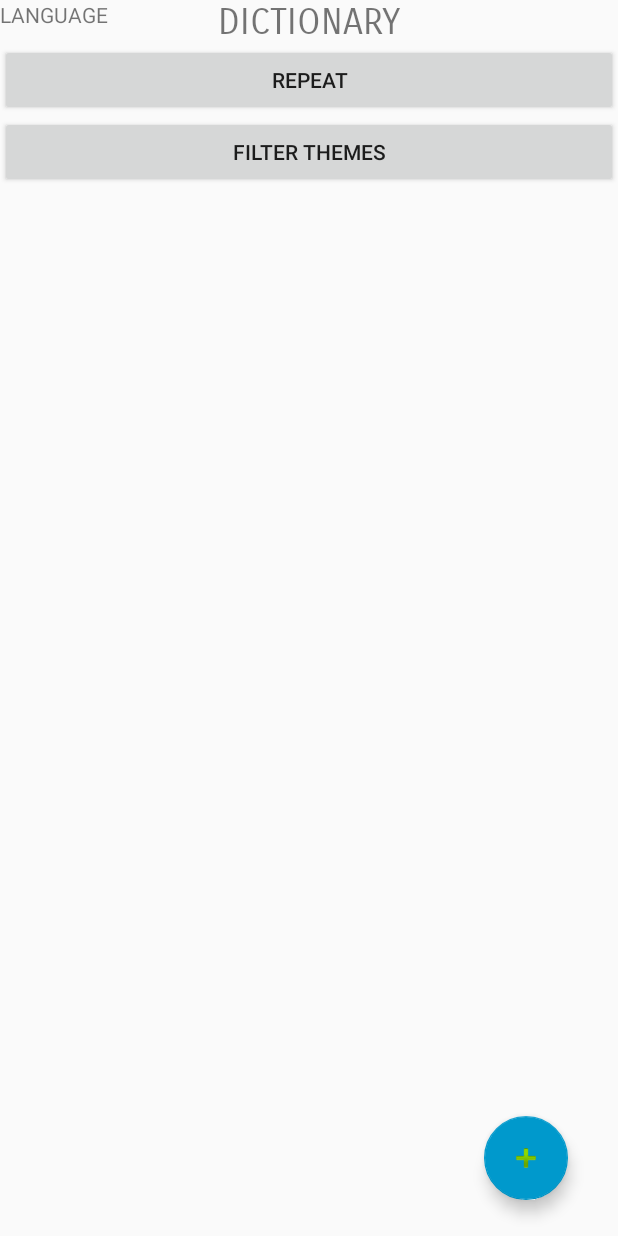
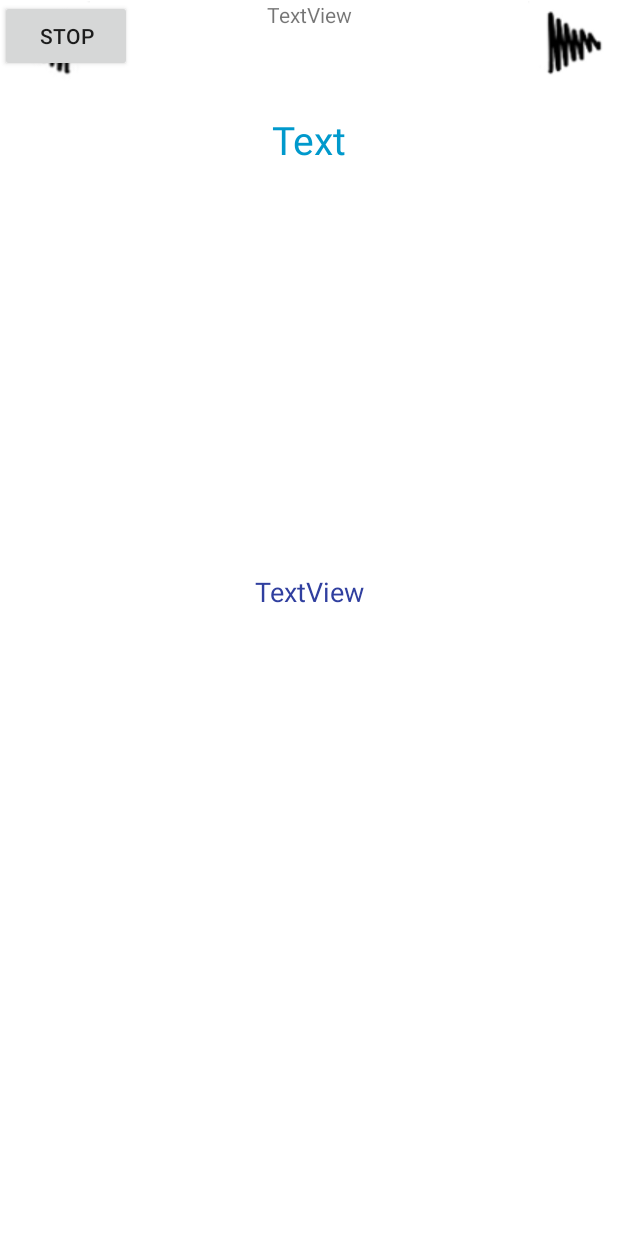
Before and after one commit to Fedannie/Java_Project, an Android app: the DictActivity screen opened directly, with no data from a screen before it, after a tap on "REPEAT", on a phone screen of 412 x 824 dp. Run offline under Robolectric (Android 15) with nearby library versions, the phone set to English and light mode, and no system bars.

Commit message:
Added activity to repeat words
Added activity to repeat words

```diff
--- a/app/src/main/AndroidManifest.xml
+++ b/app/src/main/AndroidManifest.xml
@@ -64,6 +64,11 @@
             android:theme="@android:style/Theme.Dialog"
             android:name=".PopUpWordWatcher">
         </activity>
+
+        <activity
+            android:name=".RepeatWordActivity">
+        </activity>
+
     </application>
 
 </manifest>
--- a/app/src/main/java/project/fedorova/polyglotte/DictActivity.java
+++ b/app/src/main/java/project/fedorova/polyglotte/DictActivity.java
@@ -65,7 +65,8 @@ public class DictActivity extends Activity implements View.OnClickListener {
                 startActivity(intentFT);
                 break;
             case (R.id.repeatButton):
-                wordManager.deleteAll();
+                Intent intentR = new Intent(this, RepeatWordActivity.class);
+                startActivity(intentR);
                 break;
             default:
                 break;
--- /dev/null
+++ b/app/src/main/java/project/fedorova/polyglotte/RepeatWordActivity.java
@@ -0,0 +1,59 @@
+package project.fedorova.polyglotte;
+
+import android.app.Activity;
+import android.os.Bundle;
+import android.view.View;
+import android.widget.Button;
+import android.widget.ImageButton;
+import android.widget.TextView;
+
+public class RepeatWordActivity extends Activity implements View.OnClickListener {
+    private ImageButton left;
+    private ImageButton right;
+    private Button stop;
+    TextView wordTV;
+    TextView mainTrans;
+    TextView extraTrans;
+    @Override
+    protected void onCreate(Bundle savedInstanceState) {
+        super.onCreate(savedInstanceState);
+        setContentView(R.layout.repeat_word);
+
+        init();
+    }
+
+    @Override
+    public void onClick(View view) {
+        switch(view.getId()) {
+            case (R.id.leftBtnRepeat):
+                //TODO next word
+                break;
+            case (R.id.rightBtnRepeat):
+                //TODO previous word
+                break;
+            case (R.id.stopBtn):
+                //TODO exit activity
+                break;
+            default:
+                //TODO show translation
+                break;
+        }
+    }
+
+    private void init() {
+        left = (ImageButton) findViewById(R.id.leftBtnRepeat);
+        left.setOnClickListener(this);
+
+        right = (ImageButton) findViewById(R.id.rightBtnRepeat);
+        right.setOnClickListener(this);
+
+        stop = (Button) findViewById(R.id.stopBtn);
+        stop.setOnClickListener(this);
+
+        wordTV = (TextView) findViewById(R.id.wordTVRepeat);
+
+        mainTrans = (TextView) findViewById(R.id.mainTranslationTVRepeat);
+
+        extraTrans = (TextView) findViewById(R.id.extraTranslationsTVRepeat);
+    }
+}
--- /dev/null
+++ b/app/src/main/res/layout/repeat_word.xml
@@ -0,0 +1,86 @@
+<?xml version="1.0" encoding="utf-8"?>
+<RelativeLayout xmlns:android="http://schemas.android.com/apk/res/android"
+    android:layout_width="match_parent" android:layout_height="match_parent"
+    android:backgroundTint="@android:color/background_light"
+    android:background="@android:color/background_light">
+
+    <TextView
+        android:layout_width="wrap_content"
+        android:id="@+id/wordTVRepeat"
+        android:layout_marginTop="75dp"
+        android:textAlignment="center"
+        android:layout_height="72dp"
+        android:textSize="26sp"
+        android:text="Text"
+        android:textColor="@android:color/holo_blue_dark"
+        android:fontFamily="sans-serif"
+        android:layout_alignParentTop="true"
+        android:layout_alignParentLeft="true"
+        android:layout_alignParentStart="true"
+        android:layout_alignParentRight="true"
+        android:layout_alignParentEnd="true" />
+
+    <Button
+        android:text="Stop"
+        android:layout_width="wrap_content"
+        android:layout_height="wrap_content"
+        android:id="@+id/stopBtn"
+        android:layout_alignParentTop="true"
+        android:layout_alignParentLeft="true"
+        android:layout_alignParentStart="true" />
+
+    <TextView
+        android:text="TextView"
+        android:layout_width="wrap_content"
+        android:layout_height="60dp"
+        android:id="@+id/extraTranslationsTVRepeat"
+        android:textAlignment="center"
+        android:layout_above="@+id/editWordIB"
+        android:layout_alignParentLeft="true"
+        android:layout_alignParentStart="true"
+        android:layout_marginBottom="54dp"
+        android:layout_alignParentRight="true"
+        android:layout_alignParentEnd="true" />
+
+    <TextView
+        android:text="TextView"
+        android:layout_width="wrap_content"
+        android:layout_height="60dp"
+        android:id="@+id/mainTranslationTVRepeat"
+        android:textAlignment="center"
+        android:textSize="18sp"
+        android:textColor="@color/colorPrimaryDark"
+        android:layout_centerVertical="true"
+        android:layout_alignParentLeft="true"
+        android:layout_alignParentStart="true"
+        android:layout_alignParentRight="true"
+        android:layout_alignParentEnd="true" />
+
+    <ImageButton
+        android:layout_width="60dp"
+        android:layout_height="60dp"
+        android:clickable="true"
+        android:src="@drawable/right_arrow"
+        android:id="@+id/leftBtnRepeat"
+        android:background="@android:color/background_light"
+        android:layout_above="@+id/mainTranslationTVWatcher"
+        android:layout_alignParentRight="true"
+        android:layout_alignParentEnd="true"
+        android:scaleType="fitCenter"
+        android:adjustViewBounds="true">
+    </ImageButton>
+
+    <ImageButton
+        android:layout_width="60dp"
+        android:layout_height="60dp"
+        android:clickable="true"
+        android:src="@drawable/left_arrow"
+        android:id="@+id/rightBtnRepeat"
+        android:background="@android:color/background_light"
+        android:layout_below="@+id/extraTranslationsTVWatcher"
+        android:layout_alignParentLeft="true"
+        android:layout_alignParentStart="true"
+        android:scaleType="fitCenter"
+        android:adjustViewBounds="true">
+    </ImageButton>
+</RelativeLayout>
```
Also changed, not shown: app/src/main/res/drawable/left_arrow.png (added), app/src/main/res/drawable/right_arrow.png (added).
